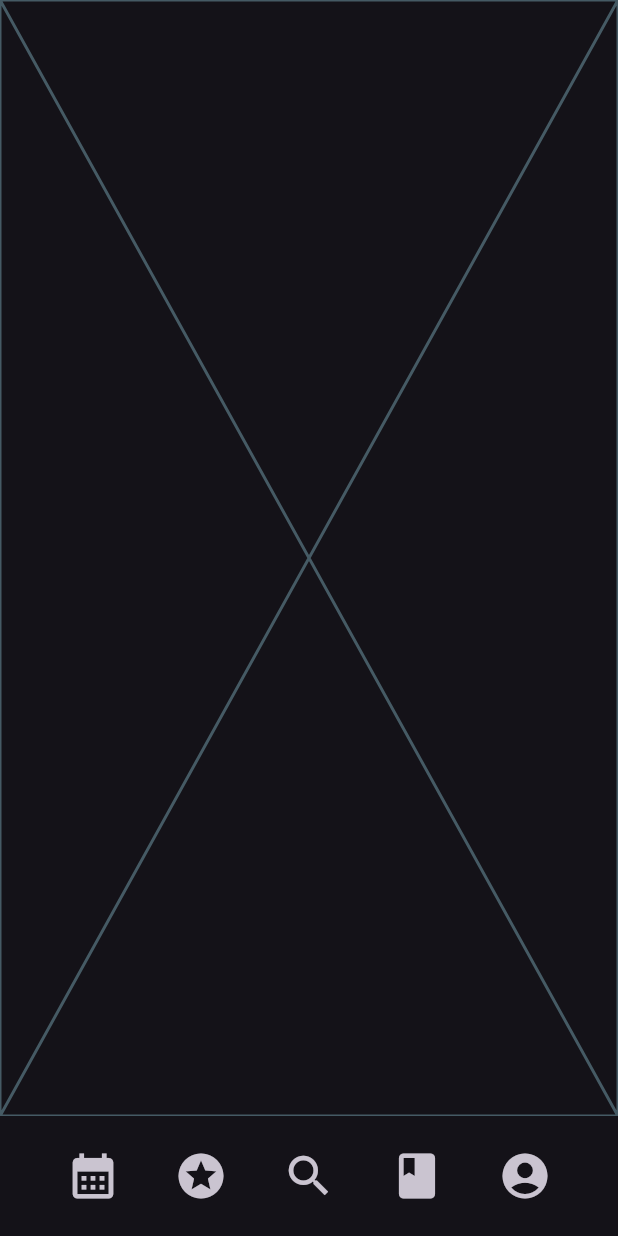
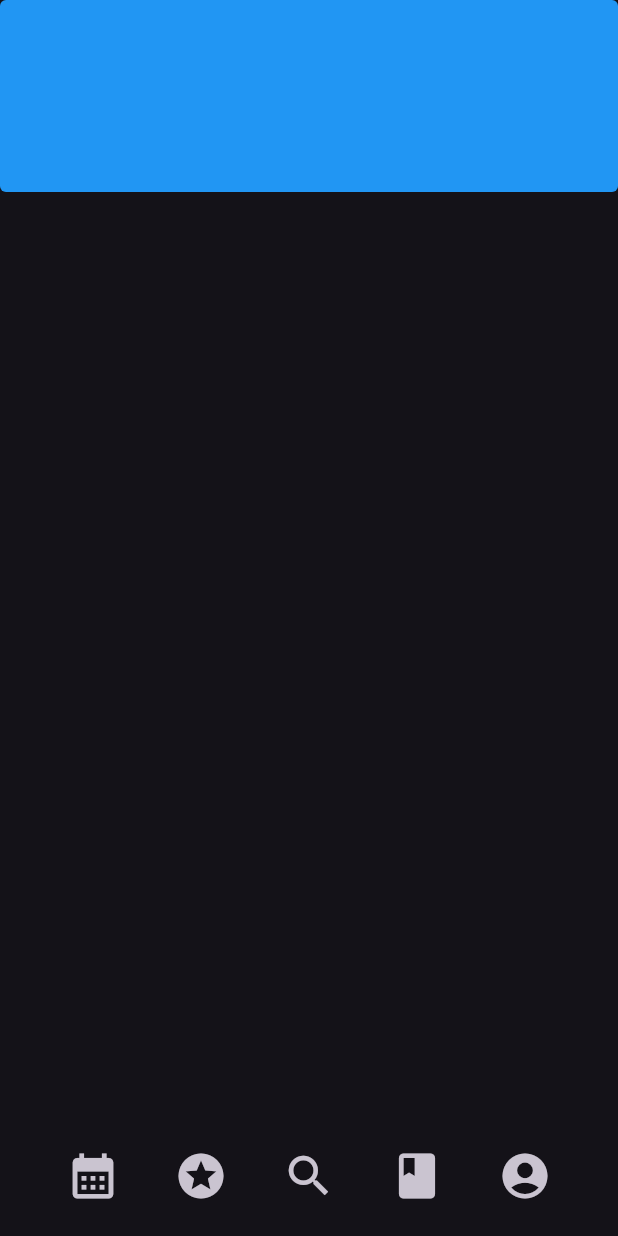
Before and after one commit to Caresle-Archive/manga_minus, a Flutter app: the screen it shows after launch, on a phone screen of 412 x 824 dp. Run offline on Flutter 3.47's test engine with Material 2 defaults, Android fonts, the light colour scheme and no system bars.

Commit message:
Add header item

```diff
--- a/lib/main.dart
+++ b/lib/main.dart
@@ -11,6 +11,7 @@ class MyApp extends StatelessWidget {
   @override
   Widget build(BuildContext context) {
     return MaterialApp(
+      debugShowCheckedModeBanner: false,
       theme: AppTheme().theme(),
       title: 'Manga Minus',
       home: const Scaffold(
--- a/lib/screens/screen_home.dart
+++ b/lib/screens/screen_home.dart
@@ -1,10 +1,13 @@
 import 'package:flutter/material.dart';
+import 'package:manga_minus/widgets/home/header_item.dart';
 
 class ScreenHome extends StatelessWidget {
   const ScreenHome({super.key});
 
   @override
   Widget build(BuildContext context) {
-    return const Placeholder();
+    return Container(
+      child: const HeaderItem(),
+    );
   }
 }
--- /dev/null
+++ b/lib/widgets/home/header_item.dart
@@ -0,0 +1,25 @@
+import 'package:flutter/material.dart';
+
+class HeaderItem extends StatelessWidget {
+  const HeaderItem({super.key});
+
+  @override
+  Widget build(BuildContext context) {
+    // final colors = Theme.of(context).colorScheme;
+    final Size screen = MediaQuery.of(context).size;
+    const boxDecoration = BoxDecoration(
+      color: Colors.blue,
+      borderRadius: BorderRadius.all(Radius.circular(4))
+    );
+
+    return SafeArea(
+      child: Container(
+        decoration: boxDecoration,
+        child: SizedBox(
+          width: screen.width,
+          height: 128,
+        ),
+      ),
+    );
+  }
+}
```
